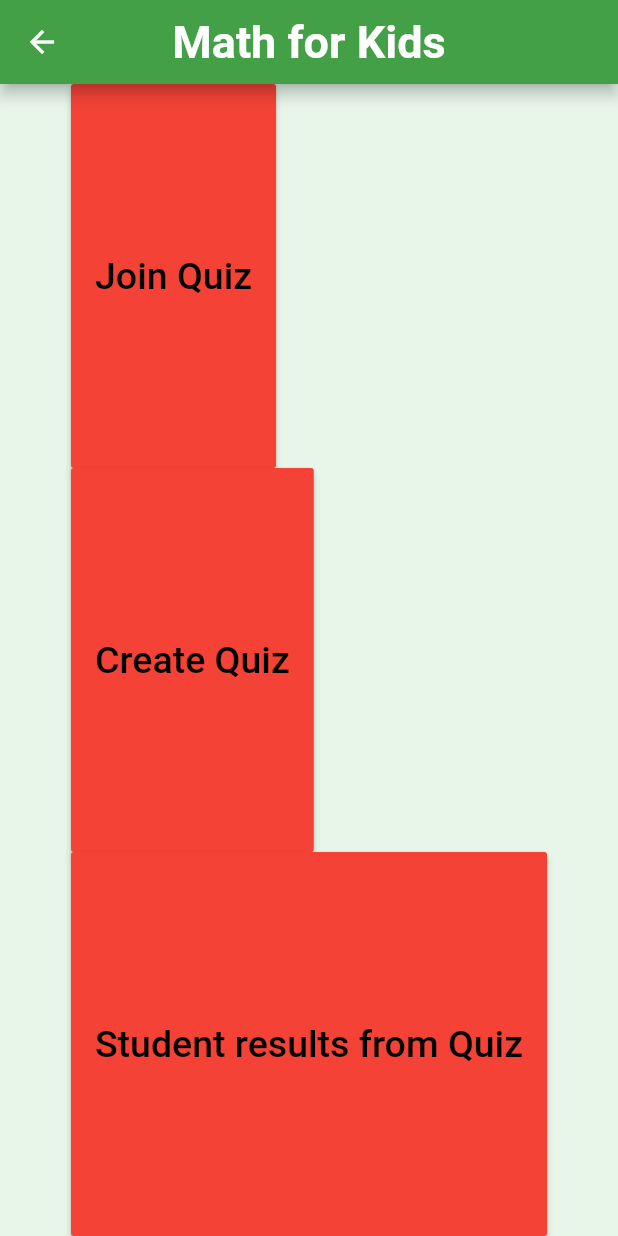
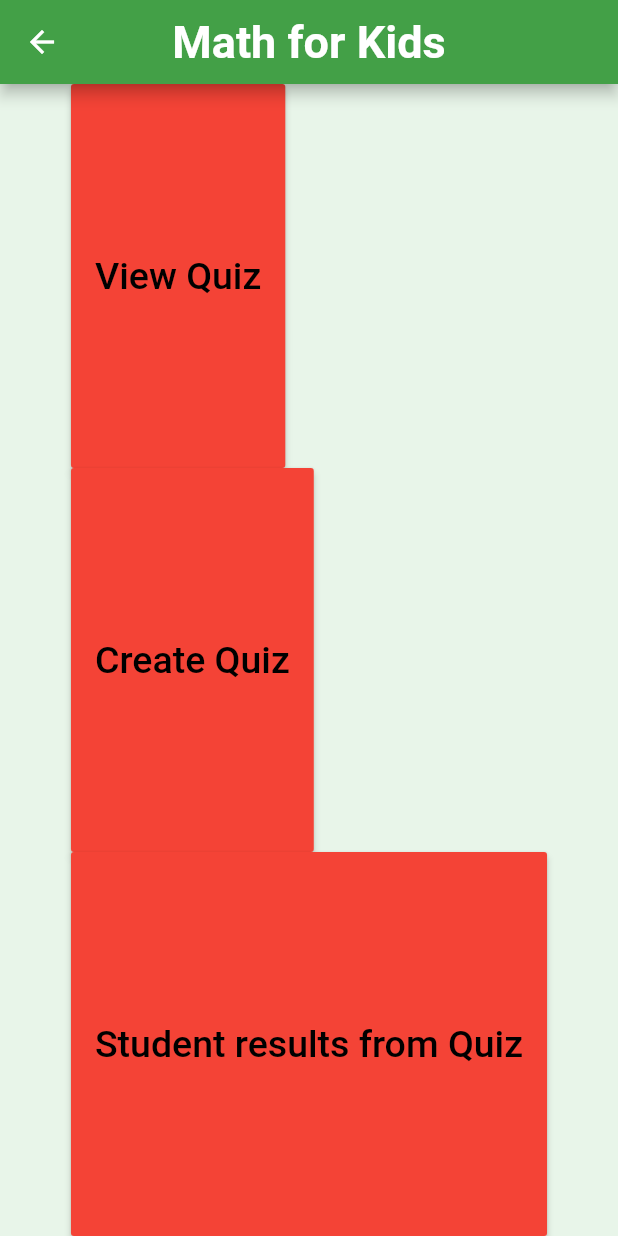
Before and after one commit to edwardtheskull/mathforkids, a Flutter app: the teacherPageState screen opened directly, on a phone screen of 412 x 824 dp. Run offline on Flutter 3.47's test engine with Material 2 defaults, Android fonts, the phone set to English and light mode, and no system bars; our stand-ins replace sqflite; accounts and stored records are empty; Roboto replaces fonts that are missing (Crimson).

Commit message:
Update teacherhome
Changed "join quiz" to "View quiz" cause a teacher is not meant to take a quiz.

```diff
--- a/lib/teacherhome.dart
+++ b/lib/teacherhome.dart
@@ -35,7 +35,7 @@ class teacherPage extends State<teacherPageState>{
                     Navigator.push(context, new MaterialPageRoute(builder: (context) => new connectPageState()));
                   },
                   color: Colors.red,
-                  child: Text("Join Quiz", style: TextStyle(
+                  child: Text("View Quiz", style: TextStyle(
                     fontSize: 25,
                     color: Colors.black,fontFamily: 'Crimson',
                   ),),
```
